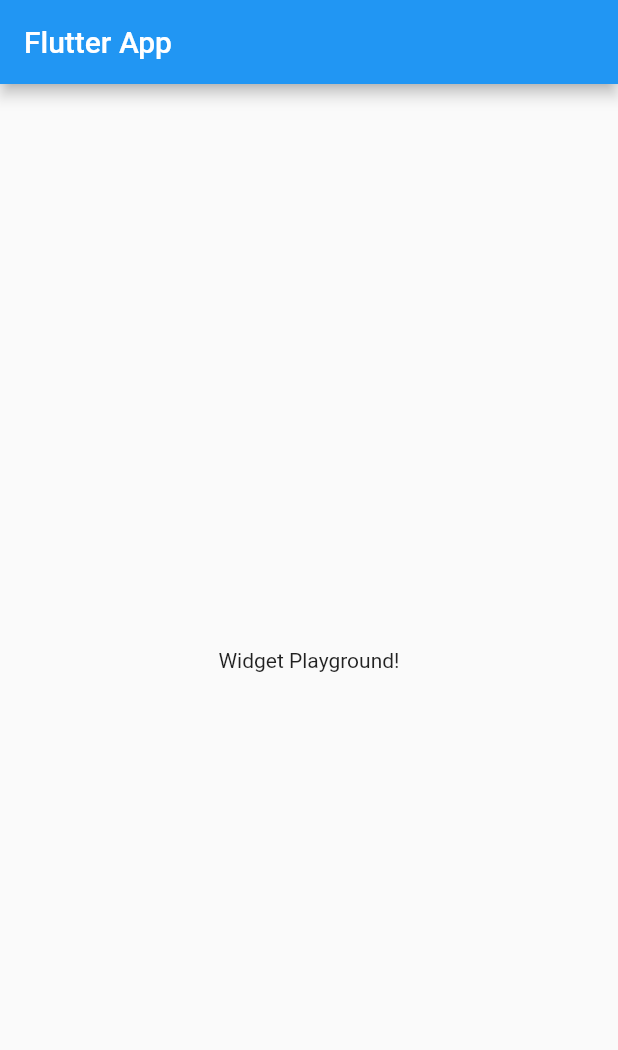
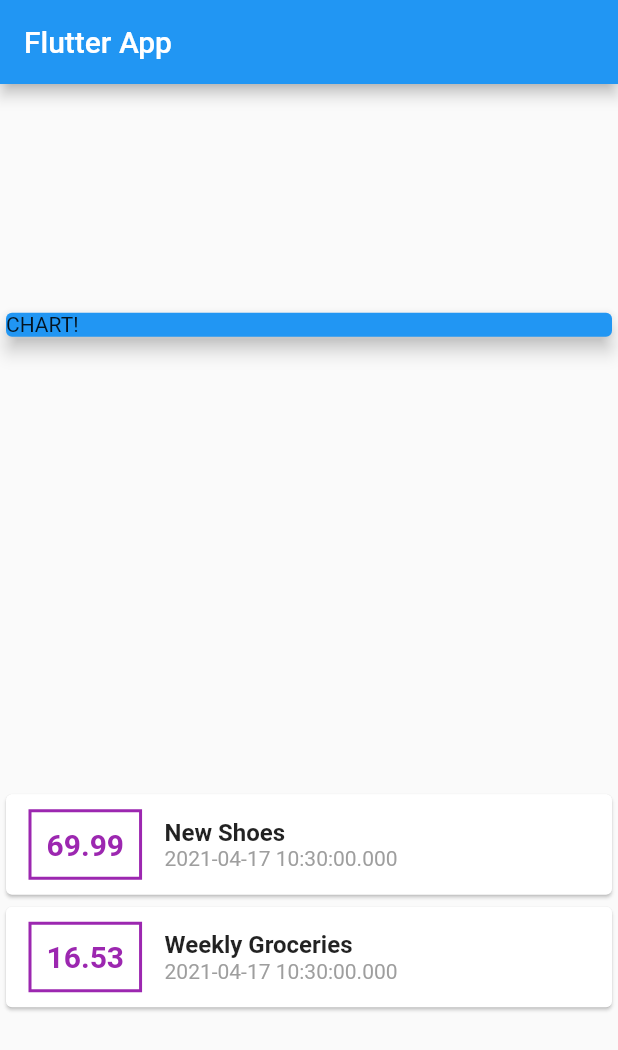
Before and after one commit to techexplorer1231/flutter_complete_guide, a Flutter app: the screen it shows after launch, on a phone screen of 412 x 824 dp. Shown: the top 1050 px of the screen. Run offline on Flutter 3.47's test engine with Material 2 defaults, Android fonts, the phone set to English and light mode, and no system bars.

Commit message:
initial styling complete

```diff
--- a/lib/main.dart
+++ b/lib/main.dart
@@ -1,4 +1,6 @@
 import 'package:flutter/material.dart';
+
+import './transaction.dart';
 
 void main() => runApp(MyApp());
 
@@ -13,14 +15,80 @@ class MyApp extends StatelessWidget {
 }
 
 class MyHomePage extends StatelessWidget {
+  final List<Transaction> transactions = [
+    Transaction(
+      id: 't1',
+      title: 'New Shoes',
+      amount: 69.99,
+      date: DateTime.now(),
+    ),
+    Transaction(
+      id: 't2',
+      title: 'Weekly Groceries',
+      amount: 16.53,
+      date: DateTime.now(),
+    )
+  ];
+
   @override
   Widget build(BuildContext context) {
     return Scaffold(
       appBar: AppBar(
         title: Text('Flutter App'),
       ),
-      body: Center(
-        child: Text('Widget Playground!'),
+      body: Column(
+        mainAxisAlignment: MainAxisAlignment.spaceAround,
+        crossAxisAlignment: CrossAxisAlignment.stretch,
+        children: <Widget>[
+          Card(
+            color: Colors.blue,
+            child: Container(width: double.infinity, child: Text('CHART!')),
+            elevation: 5,
+          ),
+          Column(
+            children: transactions
+                .map((tx) => Card(
+                        child: Row(
+                      children: [
+                        Container(
+                          margin: EdgeInsets.symmetric(
+                            vertical: 10,
+                            horizontal: 15,
+                          ),
+                          decoration: BoxDecoration(
+                              border: Border.all(
+                            color: Colors.purple,
+                            width: 2,
+                          )),
+                          padding: EdgeInsets.all(10),
+                          child: Text(
+                            tx.amount.toString(),
+                            style: TextStyle(
+                              fontWeight: FontWeight.bold,
+                              fontSize: 20,
+                              color: Colors.purple,
+                            ),
+                          ),
+                        ),
+                        Column(
+                          crossAxisAlignment: CrossAxisAlignment.start,
+                          children: [
+                            Text(
+                              tx.title,
+                              style: TextStyle(
+                                  fontWeight: FontWeight.bold, fontSize: 16),
+                            ),
+                            Text(
+                              tx.date.toString(),
+                              style: TextStyle(color: Colors.grey),
+                            ),
+                          ],
+                        )
+                      ],
+                    )))
+                .toList(),
+          ),
+        ],
       ),
     );
   }
```
